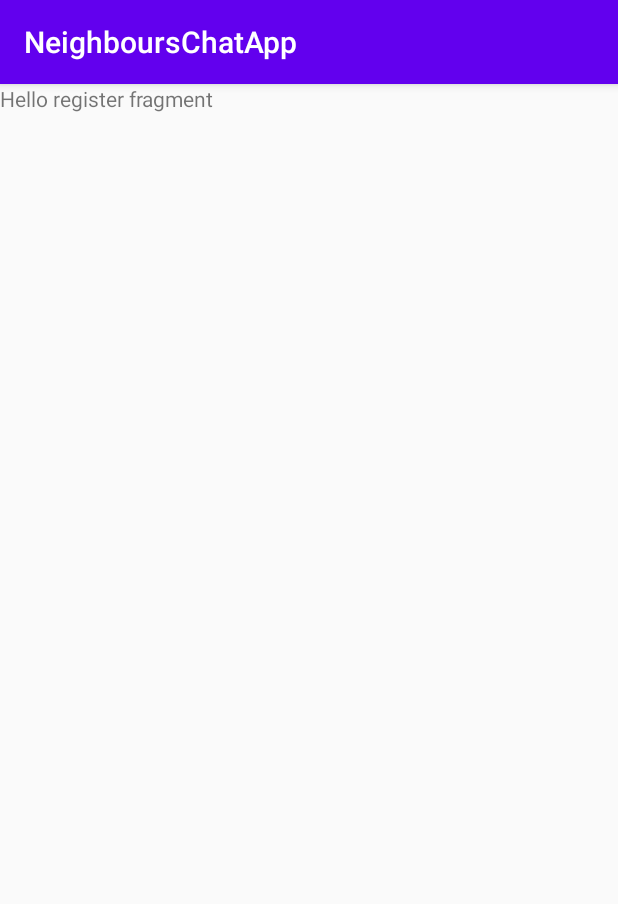
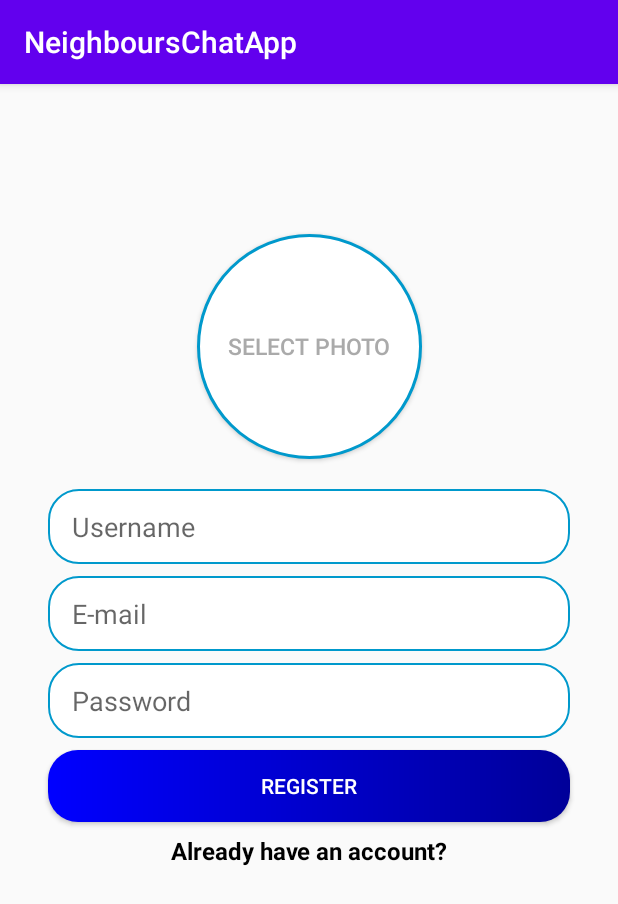
Before and after one commit to zakariamosa/NeighboursChat, an Android app: the fragment RegisterFragment shown on its own in the app's theme, on a phone screen of 412 x 824 dp. Shown: the top 904 px of the screen. Run offline under Robolectric (Android 15) with nearby library versions, the phone set to English and light mode, and no system bars; our stand-ins replace CircleImageView.

Commit message:
Added basic design to register-fragment.

```diff
--- a/app/build.gradle
+++ b/app/build.gradle
@@ -44,5 +44,4 @@ dependencies {
     testImplementation 'junit:junit:4.12'
     androidTestImplementation 'androidx.test.ext:junit:1.1.2'
     androidTestImplementation 'androidx.test.espresso:espresso-core:3.3.0'
-
 }
--- /dev/null
+++ b/app/src/main/res/drawable/round_image_select_photo.xml
@@ -0,0 +1,16 @@
+<?xml version="1.0" encoding="utf-8"?>
+<layer-list xmlns:android="http://schemas.android.com/apk/res/android">
+    <item>
+        <shape android:shape="oval">
+            <stroke
+                android:width="2dp"
+                android:color="@android:color/holo_blue_dark"/>
+            <solid android:color="#FFFFFF"/>
+            <size
+                android:width="15dp"
+                android:height="15dp"/>
+        </shape>
+
+    </item>
+
+</layer-list>
--- a/app/src/main/res/layout/fragment_register.xml
+++ b/app/src/main/res/layout/fragment_register.xml
@@ -1,13 +1,112 @@
 <?xml version="1.0" encoding="utf-8"?>
-<FrameLayout xmlns:android="http://schemas.android.com/apk/res/android"
+<androidx.constraintlayout.widget.ConstraintLayout xmlns:android="http://schemas.android.com/apk/res/android"
     xmlns:tools="http://schemas.android.com/tools"
     android:layout_width="match_parent"
     android:layout_height="match_parent"
+    xmlns:app="http://schemas.android.com/apk/res-auto"
     tools:context=".RegisterFragment">
 
+    <Button
+        android:id="@+id/btn_select_photo_register"
+        android:layout_width="150dp"
+        android:layout_height="150dp"
+        android:layout_marginStart="10dp"
+        android:layout_marginTop="100dp"
+        android:layout_marginEnd="10dp"
+        android:background="@drawable/round_image_select_photo"
+        android:text="@string/select_photo"
+        android:gravity="center"
+        android:textColor="@android:color/darker_gray"
+        android:textSize="15sp"
+        app:layout_constraintEnd_toEndOf="parent"
+        app:layout_constraintStart_toStartOf="parent"
+        app:layout_constraintTop_toTopOf="parent" />
+
+    <de.hdodenhof.circleimageview.CircleImageView
+        android:id="@+id/iv_selected_photo"
+        android:layout_width="150dp"
+        android:layout_height="150dp"
+        app:civ_border_width="2dp"
+        app:civ_border_color="@android:color/holo_blue_dark"
+        app:layout_constraintBottom_toBottomOf="@+id/btn_select_photo_register"
+        app:layout_constraintEnd_toEndOf="parent"
+        app:layout_constraintStart_toStartOf="parent"
+        app:layout_constraintTop_toTopOf="@+id/btn_select_photo_register" />
+
+
+    <EditText
+        android:id="@+id/username_edittext_register"
+        android:layout_width="0dp"
+        android:layout_height="50dp"
+        android:layout_marginStart="32dp"
+        android:layout_marginTop="20dp"
+        android:layout_marginEnd="32dp"
+        android:background="@drawable/rounded_edittext_register_login"
+        android:ems="10"
+        android:hint="@string/user_name"
+        android:inputType="textPersonName"
+        android:paddingStart="16dp"
+        android:paddingEnd="16dp"
+        app:layout_constraintEnd_toEndOf="parent"
+        app:layout_constraintStart_toStartOf="parent"
+        app:layout_constraintTop_toBottomOf="@+id/btn_select_photo_register" />
+
+    <EditText
+        android:id="@+id/email_edittext_register"
+        android:layout_width="0dp"
+        android:layout_height="50dp"
+        android:layout_marginTop="8dp"
+        android:background="@drawable/rounded_edittext_register_login"
+        android:ems="10"
+        android:hint="@string/e_mail"
+        android:inputType="textEmailAddress"
+        android:paddingStart="16dp"
+        android:paddingEnd="16dp"
+        app:layout_constraintEnd_toEndOf="@+id/username_edittext_register"
+        app:layout_constraintStart_toStartOf="@+id/username_edittext_register"
+        app:layout_constraintTop_toBottomOf="@+id/username_edittext_register" />
+
+    <EditText
+        android:id="@+id/password_edittext_register"
+        android:layout_width="0dp"
+        android:layout_height="50dp"
+        android:layout_marginTop="8dp"
+        android:background="@drawable/rounded_edittext_register_login"
+        android:ems="10"
+        android:hint="@string/password"
+        android:inputType="textPassword"
+        android:paddingStart="16dp"
+        android:paddingEnd="16dp"
+        app:layout_constraintEnd_toEndOf="@+id/email_edittext_register"
+        app:layout_constraintStart_toStartOf="@+id/email_edittext_register"
+        app:layout_constraintTop_toBottomOf="@+id/email_edittext_register" />
+
+    <Button
+        android:id="@+id/register_button_register"
+        android:layout_width="0dp"
+        android:layout_height="wrap_content"
+        android:layout_marginTop="8dp"
+        android:background="@drawable/rounded_button_register_login"
+        android:text="@string/register"
+        android:textColor="@android:color/white"
+        app:layout_constraintEnd_toEndOf="@+id/password_edittext_register"
+        app:layout_constraintStart_toStartOf="@+id/password_edittext_register"
+        app:layout_constraintTop_toBottomOf="@+id/password_edittext_register" />
+
     <TextView
-        android:layout_width="match_parent"
-        android:layout_height="match_parent"
-        android:text="@string/hello_register_fragment" />
+        android:id="@+id/already_have_account_text_view"
+        android:layout_width="wrap_content"
+        android:layout_height="wrap_content"
+        android:layout_marginStart="8dp"
+        android:layout_marginTop="8dp"
+        android:layout_marginEnd="8dp"
+        android:text="@string/already_have_account"
+        android:textColor="@android:color/background_dark"
+        android:textSize="16sp"
+        android:textStyle="bold"
+        app:layout_constraintEnd_toEndOf="@+id/register_button_register"
+        app:layout_constraintStart_toStartOf="@+id/register_button_register"
+        app:layout_constraintTop_toBottomOf="@+id/register_button_register" />
 
-</FrameLayout>
+
+</androidx.constraintlayout.widget.ConstraintLayout>
--- a/app/src/main/res/values/strings.xml
+++ b/app/src/main/res/values/strings.xml
@@ -6,4 +6,8 @@
     <string name="password">Password</string>
     <string name="login">Login</string>
     <string name="back_to_registration">Back to registration</string>
+    <string name="select_photo">Select photo</string>
+    <string name="user_name">Username</string>
+    <string name="register">Register</string>
+    <string name="already_have_account">Already have an account?</string>
 </resources>
```
